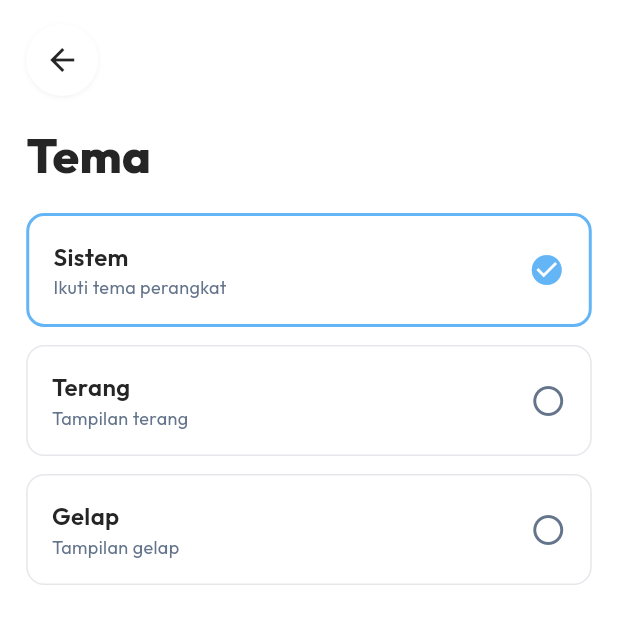
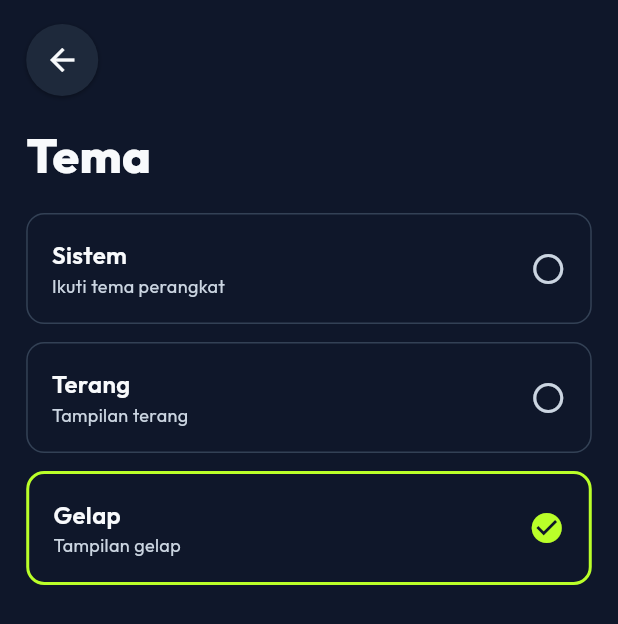
Before and after one commit to Lemondeft/pacer, a Flutter app: the ThemeSettingsScreen screen opened directly, on a phone screen of 412 x 824 dp. Shown: the top 624 px of the screen. Run offline on Flutter 3.47's test engine with Material 3 defaults, Android fonts, the phone set to English and light mode, and no system bars; our stand-ins replace flutter_dotenv, flutter_map, geolocator, google_fonts, latlong2, supabase_flutter; accounts and stored records are empty.

Commit message:
theme: dark mode default for everyone (toggle keeps all options)

```diff
--- a/lib/src/ui/app_theme.dart
+++ b/lib/src/ui/app_theme.dart
@@ -189,7 +189,7 @@ class PacerShadows {
 /// in-memory for the session (mirrors langNotifier's rebuild pattern —
 /// PacerApp listens and rebuilds the whole tree). No backend column.
 final ValueNotifier<ThemeMode> themeModeNotifier = ValueNotifier(
-  ThemeMode.system,
+  ThemeMode.dark,
 );
 
 /// Set the moment the user explicitly picks a theme mode.
```
